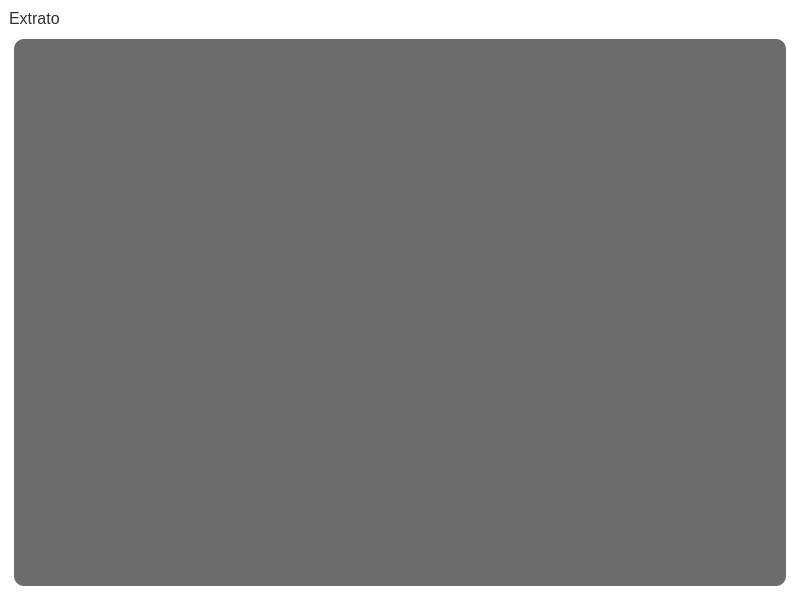
Old version of the form Telas/tela_extrato.ui in the repository joaocarlos-losfe/Python-PyQt5-Banco.
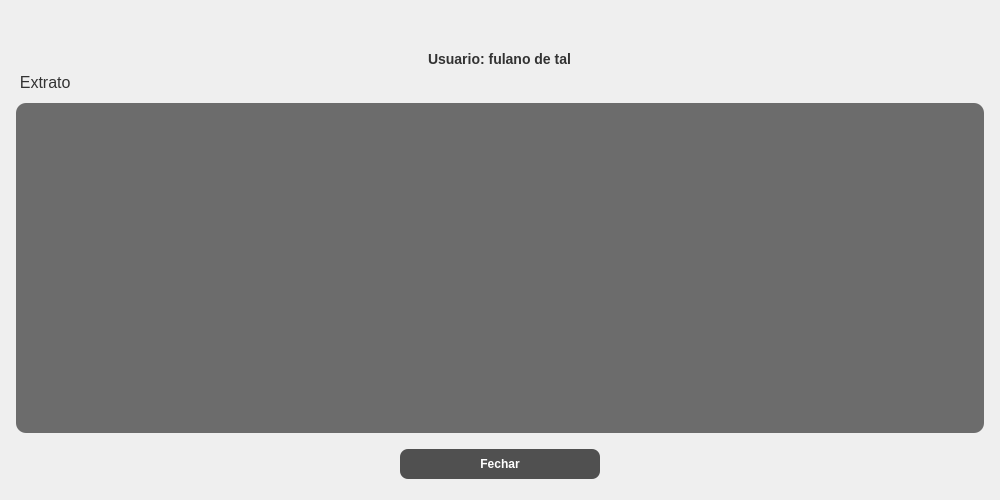
New version of the form.

Commit message: tela extrato e deposito finalizada

```diff
--- a/Telas/tela_extrato.ui
+++ b/Telas/tela_extrato.ui
@@ -1,37 +1,54 @@
 <?xml version="1.0" encoding="UTF-8"?>
 <ui version="4.0">
- <class>MainWindow</class>
- <widget class="QMainWindow" name="MainWindow">
+ <class>Form</class>
+ <widget class="QWidget" name="Form">
   <property name="geometry">
    <rect>
     <x>0</x>
     <y>0</y>
-    <width>800</width>
-    <height>600</height>
+    <width>1000</width>
+    <height>500</height>
    </rect>
   </property>
-  <property name="font">
-   <font>
-    <pointsize>1</pointsize>
-   </font>
-  </property>
   <property name="windowTitle">
    <string>MainWindow</string>
   </property>
-  <property name="styleSheet">
-   <string notr="true">background-color: rgb(255, 255, 255);</string>
-  </property>
-  <widget class="QWidget" name="centralwidget">
    <layout class="QVBoxLayout" name="verticalLayout_2">
     <item>
      <layout class="QVBoxLayout" name="verticalLayout">
+     <item>
+      <spacer name="verticalSpacer">
+       <property name="orientation">
+        <enum>Qt::Vertical</enum>
+       </property>
+       <property name="sizeType">
+        <enum>QSizePolicy::Maximum</enum>
+       </property>
+       <property name="sizeHint" stdset="0">
+        <size>
+         <width>20</width>
+         <height>40</height>
+        </size>
+       </property>
+      </spacer>
+     </item>
+     <item alignment="Qt::AlignHCenter">
+      <widget class="QLabel" name="label_2">
+       <property name="styleSheet">
+        <string notr="true">font-weight: bold; font-size: 14px; color: #333333;</string>
+       </property>
+       <property name="text">
+        <string>Usuario: fulano de tal</string>
+       </property>
+      </widget>
+     </item>
       <item>
        <widget class="QLabel" name="label">
         <property name="styleSheet">
          <string notr="true">color:#333333;font-size:16px;text-alighn:center;</string>
         </property>
         <property name="text">
-         <string>Extrato</string>
+        <string>  Extrato</string>
         </property>
        </widget>
       </item>
@@ -43,10 +60,31 @@
         </property>
        </widget>
       </item>
-     </layout>
-    </item>
-   </layout>
-  </widget>
+     <item alignment="Qt::AlignHCenter">
+      <widget class="QPushButton" name="pushButton">
+       <property name="minimumSize">
+        <size>
+         <width>200</width>
+         <height>0</height>
+        </size>
+       </property>
+       <property name="maximumSize">
+        <size>
+         <width>200</width>
+         <height>16777215</height>
+        </size>
+       </property>
+       <property name="styleSheet">
+        <string notr="true">background-color: #505050;; color: white; padding: 8px; font-weight: bold; font-size: 12px; border-radius: 8px; margin-top: 5px; margin-bottom: 10px;</string>
+       </property>
+       <property name="text">
+        <string>Fechar</string>
+       </property>
+      </widget>
+     </item>
+    </layout>
+   </item>
+  </layout>
  </widget>
  <resources/>
  <connections/>
```
Left out of the diff: 2 changed lines with no effect on the pictures. Lines whose indentation alone changed are shown as unchanged. The commit also changes 3 other files.
